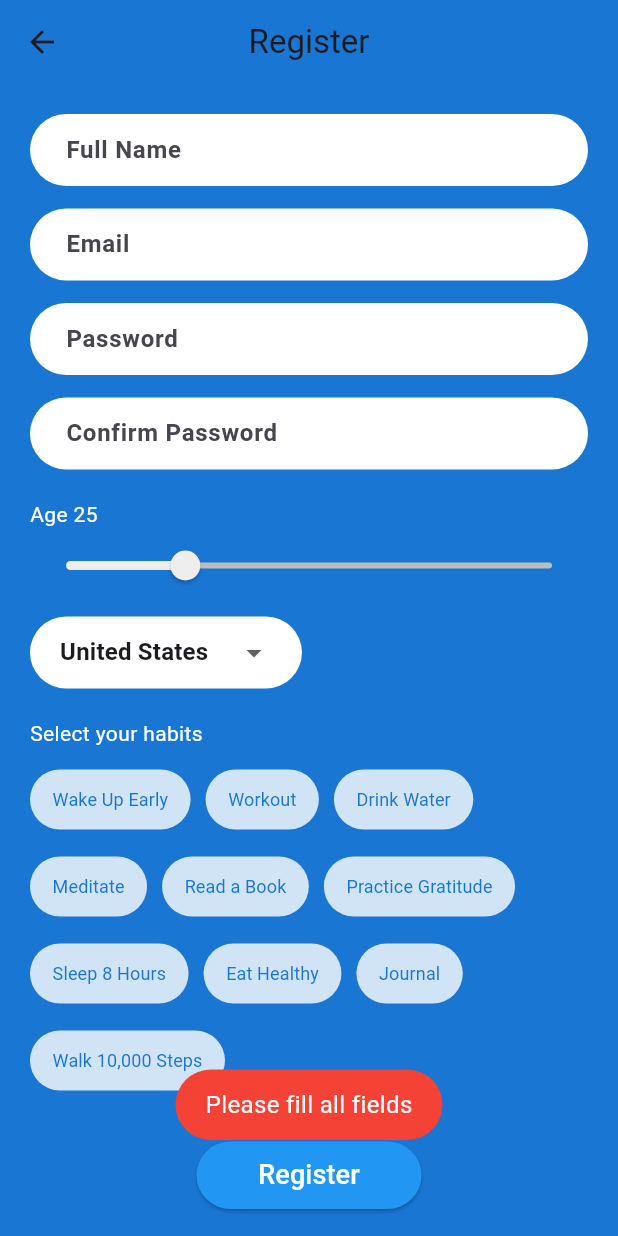
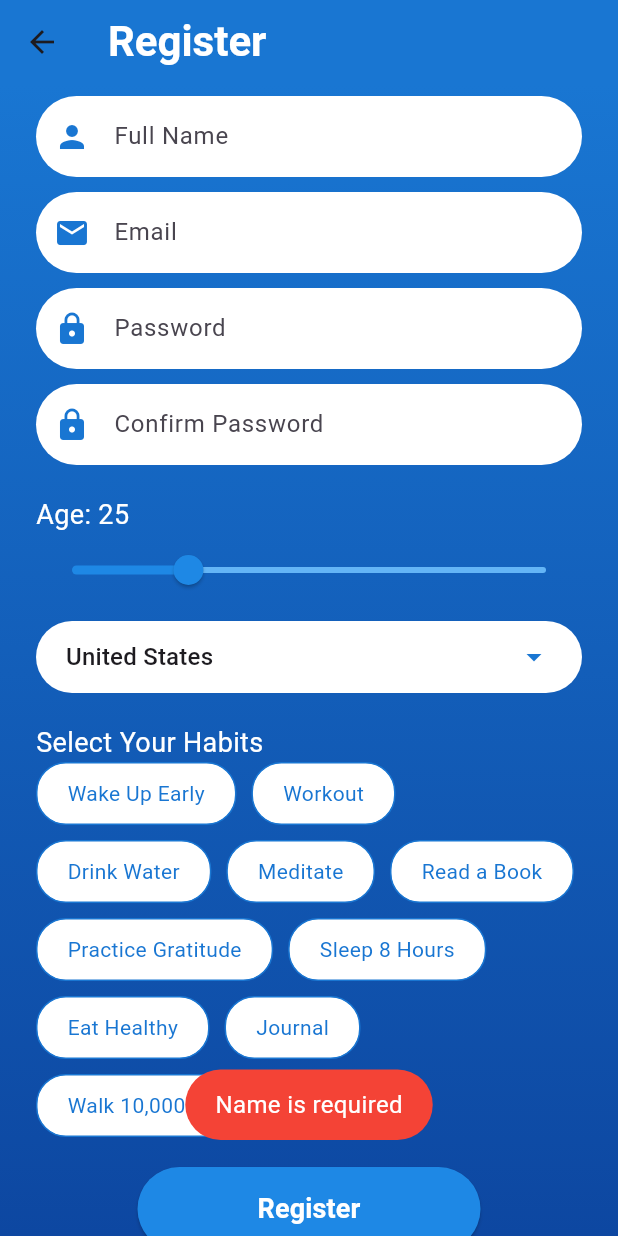
Before and after one commit to KhaledMoheb/habit_tracker, a Flutter app: the RegisterScreen screen opened by its route, after a tap on "Register", on a phone screen of 412 x 824 dp. Run offline on Flutter 3.47's test engine with Material 3 defaults, Android fonts, the phone set to English and light mode, and no system bars; our stand-ins replace fluttertoast, shared_preferences; accounts and stored records are empty.

```diff
--- a/lib/screens/register_screen.dart
+++ b/lib/screens/register_screen.dart
@@ -2,6 +2,7 @@
 import 'package:flutter/material.dart';
 import 'package:fluttertoast/fluttertoast.dart';
 import '../services/local_auth_service.dart';
+import 'home_screen.dart';
 
 class RegisterScreen extends StatefulWidget {
   const RegisterScreen({Key? key}) : super(key: key);
@@ -69,17 +70,24 @@ class _RegisterScreenState extends State<RegisterScreen> {
   }
 
   Future<void> _register() async {
-    if (_nameController.text.trim().isEmpty ||
-        _emailController.text.trim().isEmpty ||
-        _passwordController.text.isEmpty ||
-        _confirmController.text.isEmpty) {
-      _showToast('Please fill all fields');
+    if (_nameController.text.trim().isEmpty) {
+      _showToast('Name is required');
+      return;
+    }
+
+    if (_emailController.text.trim().isEmpty) {
+      _showToast('Email is required');
       return;
     }
 
     final emailError = _validateEmail(_emailController.text);
     if (emailError != null) {
       _showToast(emailError);
+      return;
+    }
+
+    if (_passwordController.text.isEmpty || _confirmController.text.isEmpty) {
+      _showToast('Password and Confirm Password are required');
       return;
     }
 
@@ -97,8 +105,11 @@ class _RegisterScreenState extends State<RegisterScreen> {
     setState(() => _loading = false);
 
     if (success) {
-      _showToast('Account created. Please login.', isError: false);
-      Navigator.pop(context);
+      _showToast('Account created successfully', isError: false);
+      Navigator.pushReplacement(
+        context,
+        MaterialPageRoute(builder: (_) => const HomeScreen()),
+      );
     } else {
       _showToast('An account with that email already exists');
     }
@@ -115,165 +126,188 @@ class _RegisterScreenState extends State<RegisterScreen> {
     );
   }
 
-  Widget _buildTextField({
-    required TextEditingController controller,
-    required String hint,
+  Widget _buildInputField(
+    TextEditingController controller,
+    String hint,
+    IconData icon, {
     bool obscureText = false,
   }) {
-    return TextField(
+    return Container(
+      decoration: BoxDecoration(
+        color: Colors.white,
+        borderRadius: BorderRadius.circular(30),
+      ),
+      child: TextField(
         controller: controller,
         obscureText: obscureText,
         decoration: InputDecoration(
-        filled: true,
-        fillColor: Colors.white,
+          prefixIcon: Icon(icon, color: Colors.blue.shade700),
           hintText: hint,
-        hintStyle: const TextStyle(fontWeight: FontWeight.bold),
-        border: OutlineInputBorder(
+          border: InputBorder.none,
+          contentPadding: const EdgeInsets.symmetric(
+            horizontal: 20,
+            vertical: 15,
+          ),
+        ),
+      ),
+    );
+  }
+
+  Widget _buildCountryDropdown() {
+    return Container(
+      padding: const EdgeInsets.symmetric(horizontal: 20),
+      decoration: BoxDecoration(
+        color: Colors.white,
         borderRadius: BorderRadius.circular(30),
-          borderSide: BorderSide.none,
       ),
-        contentPadding: const EdgeInsets.symmetric(horizontal: 20),
+      child: DropdownButton<String>(
+        value: _selectedCountry,
+        icon: Icon(Icons.arrow_drop_down, color: Colors.blue.shade700),
+        isExpanded: true,
+        underline: const SizedBox(),
+        items: _countries.map((String value) {
+          return DropdownMenuItem<String>(value: value, child: Text(value));
+        }).toList(),
+        onChanged: (newValue) {
+          setState(() {
+            _selectedCountry = newValue!;
+          });
+        },
       ),
-      style: const TextStyle(fontWeight: FontWeight.bold),
     );
   }
 
   @override
   Widget build(BuildContext context) {
     return Scaffold(
-      backgroundColor: Colors.blue[700],
       appBar: AppBar(
-        backgroundColor: Colors.blue[700],
-        elevation: 0,
-        leading: IconButton(
-          icon: const Icon(Icons.arrow_back),
-          onPressed: () => Navigator.pop(context),
+        backgroundColor: Colors.blue.shade700,
+        title: const Text(
+          'Register',
+          style: TextStyle(
+            fontSize: 28,
+            color: Colors.white,
+            fontWeight: FontWeight.bold,
           ),
-        title: const Text('Register'),
-        centerTitle: true,
         ),
-      body: SingleChildScrollView(
-        padding: const EdgeInsets.symmetric(horizontal: 20, vertical: 20),
+      ),
+      body: Container(
+        decoration: BoxDecoration(
+          gradient: LinearGradient(
+            colors: [Colors.blue.shade700, Colors.blue.shade900],
+            begin: Alignment.topCenter,
+            end: Alignment.bottomCenter,
+          ),
+        ),
+        child: Center(
+          child: SingleChildScrollView(
+            padding: const EdgeInsets.symmetric(
+              horizontal: 24.0,
+              vertical: 8.0,
+            ),
             child: Column(
               crossAxisAlignment: CrossAxisAlignment.start,
               children: [
-            _buildTextField(controller: _nameController, hint: 'Full Name'),
-            const SizedBox(height: 15),
-            _buildTextField(controller: _emailController, hint: 'Email'),
-            const SizedBox(height: 15),
-            _buildTextField(
-              controller: _passwordController,
-              hint: 'Password',
+                _buildInputField(_nameController, 'Full Name', Icons.person),
+                const SizedBox(height: 10),
+                _buildInputField(_emailController, 'Email', Icons.email),
+                const SizedBox(height: 10),
+                _buildInputField(
+                  _passwordController,
+                  'Password',
+                  Icons.lock,
                   obscureText: true,
                 ),
-            const SizedBox(height: 15),
-            _buildTextField(
-              controller: _confirmController,
-              hint: 'Confirm Password',
+                const SizedBox(height: 10),
+                _buildInputField(
+                  _confirmController,
+                  'Confirm Password',
+                  Icons.lock,
                   obscureText: true,
                 ),
                 const SizedBox(height: 20),
                 Text(
-              'Age ${_age.toInt()}',
-              style: const TextStyle(color: Colors.white),
+                  'Age: ${_age.round()}',
+                  style: const TextStyle(color: Colors.white, fontSize: 18),
                 ),
                 Slider(
                   value: _age,
                   min: 1,
                   max: 100,
                   divisions: 99,
-              activeColor: Colors.grey[200],
-              inactiveColor: Colors.grey[400],
-              onChanged: (value) => setState(() => _age = value),
+                  activeColor: Colors.blue.shade600,
+                  inactiveColor: Colors.blue.shade300,
+                  onChanged: (double value) => setState(() => _age = value),
                 ),
                 const SizedBox(height: 10),
-            Container(
-              padding: const EdgeInsets.symmetric(horizontal: 20),
-              decoration: BoxDecoration(
-                color: Colors.white,
-                borderRadius: BorderRadius.circular(30),
-              ),
-              child: DropdownButtonHideUnderline(
-                child: DropdownButton<String>(
-                  icon: const Icon(Icons.arrow_drop_down),
-                  value: _selectedCountry,
-                  items: _countries
-                      .map(
-                        (country) => DropdownMenuItem(
-                          value: country,
-                          child: Text(
-                            country,
-                            style: const TextStyle(
-                              fontWeight: FontWeight.bold,
-                              fontSize: 16,
-                            ),
-                          ),
-                        ),
-                      )
-                      .toList(),
-                  onChanged: (value) =>
-                      setState(() => _selectedCountry = value!),
-                ),
-              ),
-            ),
+                _buildCountryDropdown(),
                 const SizedBox(height: 20),
                 const Text(
-              'Select your habits',
-              style: TextStyle(color: Colors.white),
+                  'Select Your Habits',
+                  style: TextStyle(color: Colors.white, fontSize: 18),
                 ),
-            const SizedBox(height: 10),
                 Wrap(
                   spacing: 10,
                   runSpacing: 10,
                   children: _habits.keys.map((habit) {
                     final isSelected = _habits[habit]!;
-                return ElevatedButton(
-                  onPressed: () => _toggleHabit(habit),
-                  style: ElevatedButton.styleFrom(
-                    padding: const EdgeInsets.symmetric(horizontal: 15),
-                    elevation: 0,
-                    backgroundColor: isSelected
-                        ? Colors.white
-                        : Colors.white.withOpacity(0.8),
-                    foregroundColor: Colors.blue[700],
-                    shape: RoundedRectangleBorder(
-                      borderRadius: BorderRadius.circular(30),
+                    return GestureDetector(
+                      onTap: () => _toggleHabit(habit),
+                      child: Container(
+                        padding: const EdgeInsets.symmetric(
+                          horizontal: 20,
+                          vertical: 10,
                         ),
+                        decoration: BoxDecoration(
+                          color: isSelected
+                              ? Colors.blue.shade600
+                              : Colors.white,
+                          borderRadius: BorderRadius.circular(20),
+                          border: Border.all(color: Colors.blue.shade700),
                         ),
                         child: Text(
                           habit,
                           style: TextStyle(
-                      fontSize: 12,
-                      fontWeight: FontWeight.normal,
-                      color: Colors.blue[700],
+                            color: isSelected
+                                ? Colors.white
+                                : Colors.blue.shade700,
+                          ),
                         ),
                       ),
                     );
                   }).toList(),
                 ),
-            const SizedBox(height: 30),
+                const SizedBox(height: 20),
                 Center(
-              child: SizedBox(
-                width: 150,
-                height: 45,
                   child: ElevatedButton(
                     onPressed: _loading ? null : _register,
                     style: ElevatedButton.styleFrom(
-                    backgroundColor: Colors.blue[500],
-                    foregroundColor: Colors.white,
+                      backgroundColor: Colors.blue.shade600,
                       shape: RoundedRectangleBorder(
-                      borderRadius: BorderRadius.circular(30),
+                        borderRadius: BorderRadius.circular(30.0),
+                      ),
+                      padding: const EdgeInsets.symmetric(
+                        horizontal: 80,
+                        vertical: 15,
                       ),
                     ),
                     child: _loading
                         ? const CircularProgressIndicator(color: Colors.white)
-                      : const Text('Register', style: TextStyle(fontSize: 18)),
+                        : const Text(
+                            'Register',
+                            style: TextStyle(
+                              fontSize: 18,
+                              color: Colors.white,
+                              fontWeight: FontWeight.bold,
+                            ),
                           ),
                   ),
                 ),
               ],
             ),
           ),
+        ),
+      ),
     );
   }
 }
--- a/lib/services/local_auth_service.dart
+++ b/lib/services/local_auth_service.dart
@@ -1,9 +1,9 @@
-// lib/services/local_auth_service.dart
 import 'dart:convert';
 import 'package:shared_preferences/shared_preferences.dart';
 
 class LocalAuthService {
   static const _usersKey = 'users';
+  static const _loggedInUserKey = 'loggedInUser';
 
   static Future<List<Map<String, dynamic>>> getUsers() async {
     final prefs = await SharedPreferences.getInstance();
@@ -13,30 +13,58 @@ class LocalAuthService {
     return decoded.map((e) => Map<String, dynamic>.from(e)).toList();
   }
 
-  // returns true on success, false if email already exists
-  static Future<bool> register(String name, String email, String password) async {
+  static Future<bool> register(
+    String name,
+    String email,
+    String password,
+  ) async {
     final users = await getUsers();
-    if (users.any((u) => u['email'] == email)) return false;
+    if (users.any((u) => u['email'] == email || u['name'] == name))
+      return false;
     users.add({'name': name, 'email': email, 'password': password});
     final prefs = await SharedPreferences.getInstance();
     return prefs.setString(_usersKey, json.encode(users));
   }
 
-  // returns user map on success, null on failure
-  static Future<Map<String, dynamic>?> login(String email, String password) async {
+  static Future<Map<String, dynamic>?> login(
+    String usernameOrEmail,
+    String password,
+  ) async {
     final users = await getUsers();
     try {
-      final user = users.firstWhere((u) => u['email'] == email && u['password'] == password);
+      final user = users.firstWhere(
+        (u) =>
+            (u['email'] == usernameOrEmail || u['name'] == usernameOrEmail) &&
+            u['password'] == password,
+      );
+      await _setLoggedInUser(user);
       return user;
     } catch (_) {
       return null;
     }
   }
 
-  // helper for debugging
+  static Future<void> _setLoggedInUser(Map<String, dynamic> user) async {
+    final prefs = await SharedPreferences.getInstance();
+    await prefs.setString(_loggedInUserKey, json.encode(user));
+  }
+
+  static Future<Map<String, dynamic>?> getLoggedInUser() async {
+    final prefs = await SharedPreferences.getInstance();
+    final raw = prefs.getString(_loggedInUserKey);
+    if (raw == null || raw.isEmpty) return null;
+    return Map<String, dynamic>.from(json.decode(raw));
+  }
+
+  static Future<void> logout() async {
+    final prefs = await SharedPreferences.getInstance();
+    await prefs.remove(_loggedInUserKey);
+  }
+
   static Future<void> clearAll() async {
     final prefs = await SharedPreferences.getInstance();
     await prefs.remove(_usersKey);
+    await prefs.remove(_loggedInUserKey);
   }
 
   static Future<void> seedTestUser() async {
@@ -50,5 +78,14 @@ class LocalAuthService {
       final prefs = await SharedPreferences.getInstance();
       await prefs.setString(_usersKey, json.encode(users));
     }
+    if (!users.any((u) => u['email'] == 'testuser@test.com')) {
+      users.add({
+        'name': 'testuser',
+        'email': 'testuser@test.com',
+        'password': 'password123',
+      });
+      final prefs = await SharedPreferences.getInstance();
+      await prefs.setString(_usersKey, json.encode(users));
     }
   }
+}
```
Also changed, not shown: lib/screens/home_screen.dart (+145 -28 lines), lib/screens/login_screen.dart (+91 -90 lines), lib/services/habit_service.dart (added, +52 -0 lines). Lines whose indentation alone changed are shown as unchanged.
